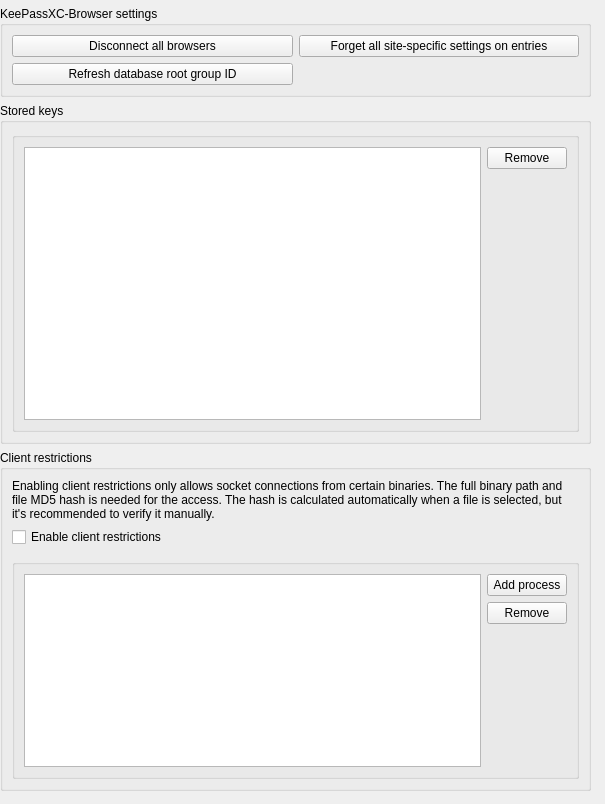
This is src/gui/dbsettings/DatabaseSettingsWidgetBrowser.ui in keepassxreboot/keepassxc as Qt 5 draws it before an edit. The edited form follows.
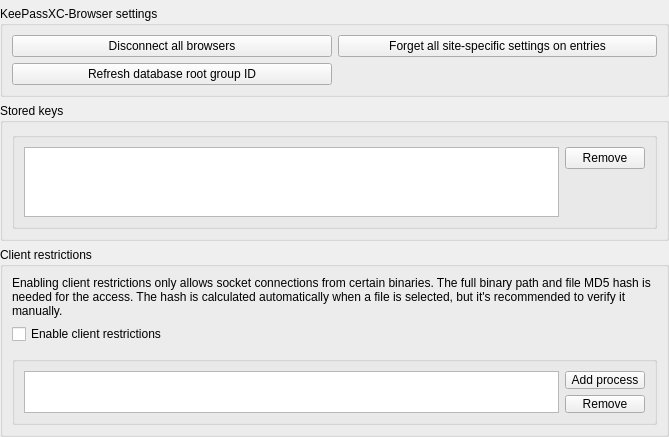
This is the edited form. Custom widgets are drawn as their Qt base class.

Commit message: Refactor Database Settings. Separate PR coming for this.

Patch:
```diff
--- a/src/gui/dbsettings/DatabaseSettingsWidgetBrowser.ui
+++ b/src/gui/dbsettings/DatabaseSettingsWidgetBrowser.ui
@@ -6,8 +6,8 @@
    <rect>
     <x>0</x>
     <y>0</y>
-    <width>605</width>
-    <height>804</height>
+    <width>669</width>
+    <height>395</height>
    </rect>
   </property>
   <property name="sizePolicy">
@@ -22,45 +22,6 @@
     <height>0</height>
    </size>
   </property>
-  <widget class="QScrollArea" name="scrollArea">
-   <property name="geometry">
-    <rect>
-     <x>0</x>
-     <y>0</y>
-     <width>591</width>
-     <height>791</height>
-    </rect>
-   </property>
-   <property name="sizePolicy">
-    <sizepolicy hsizetype="Expanding" vsizetype="Preferred">
-     <horstretch>0</horstretch>
-     <verstretch>0</verstretch>
-    </sizepolicy>
-   </property>
-   <property name="frameShape">
-    <enum>QFrame::NoFrame</enum>
-   </property>
-   <property name="frameShadow">
-    <enum>QFrame::Plain</enum>
-   </property>
-   <property name="horizontalScrollBarPolicy">
-    <enum>Qt::ScrollBarAlwaysOff</enum>
-   </property>
-   <property name="sizeAdjustPolicy">
-    <enum>QAbstractScrollArea::AdjustIgnored</enum>
-   </property>
-   <property name="widgetResizable">
-    <bool>true</bool>
-   </property>
-   <widget class="QWidget" name="scrollAreaWidgetContents">
-    <property name="geometry">
-     <rect>
-      <x>0</x>
-      <y>0</y>
-      <width>591</width>
-      <height>791</height>
-     </rect>
-    </property>
     <layout class="QVBoxLayout" name="verticalLayout">
      <property name="leftMargin">
       <number>0</number>
@@ -298,8 +259,6 @@
       </widget>
      </item>
     </layout>
-   </widget>
-  </widget>
  </widget>
  <customwidgets>
   <customwidget>
```
Left out of the diff: 28 changed lines with no effect on the pictures. Lines whose indentation alone changed are shown as unchanged. The commit also changes 17 other files.
